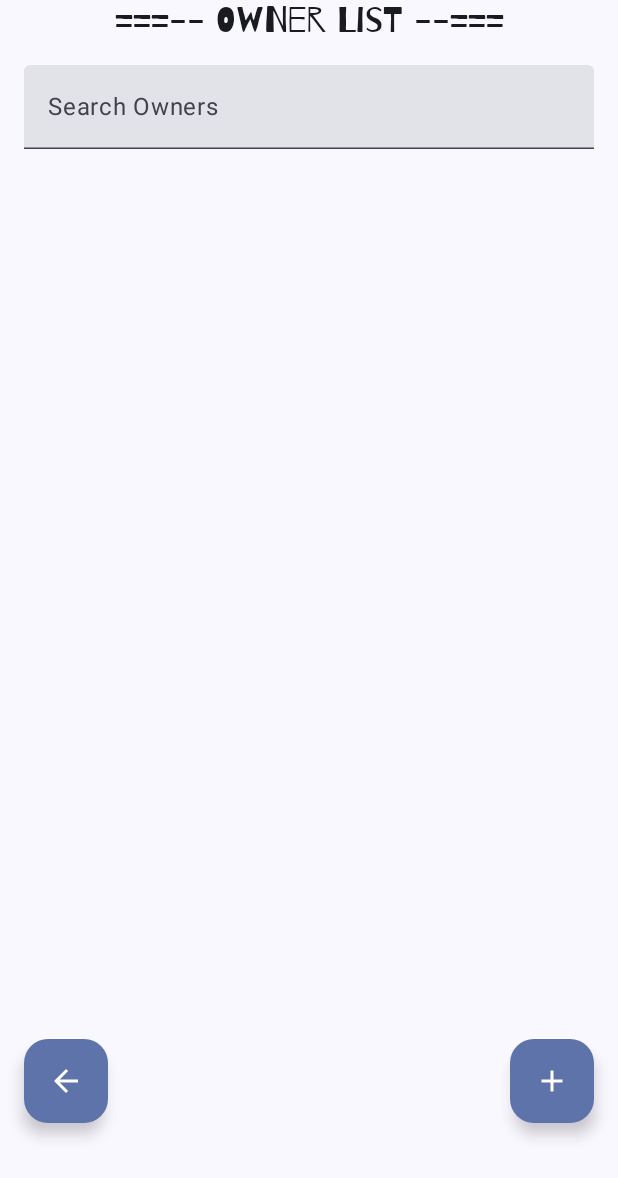
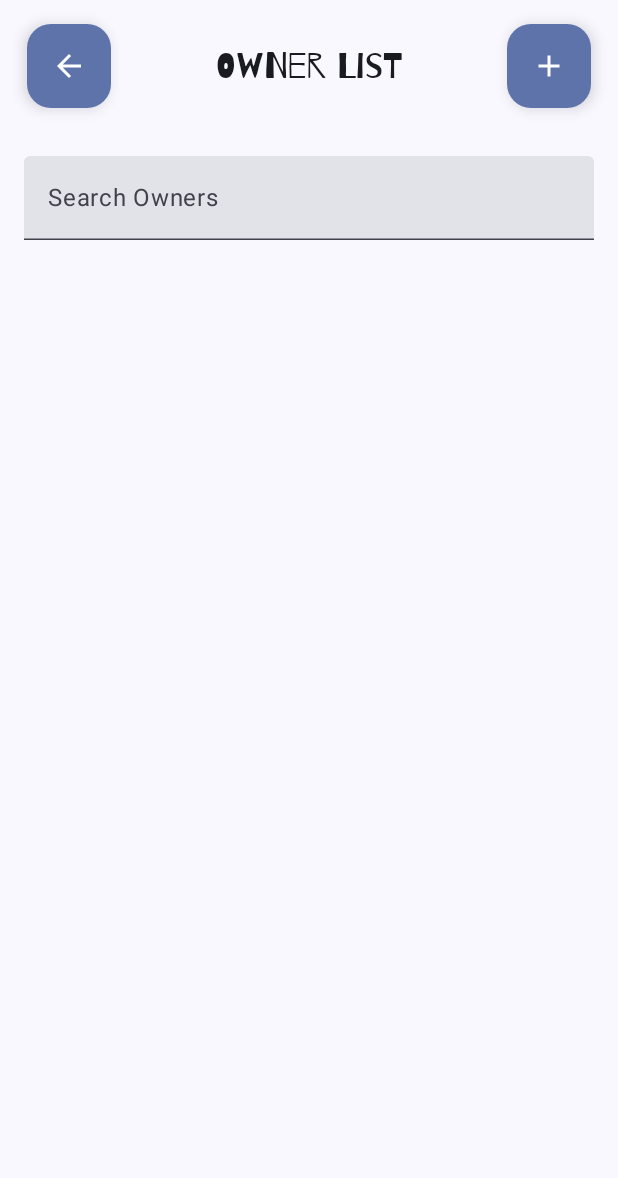
Before and after one commit to MoonSlay/RealmDiscussion, an Android app built with Jetpack Compose: the OwnerScreen screen opened through its navigation route, on a phone screen of 412 x 824 dp. Shown: the top 1178 px of the screen. Run offline under Robolectric (Android 15) with nearby library versions, the phone set to English and light mode, and no system bars; libraries missing offline, so code that uses them is left out: io.realm.kotlin; 3 statements that could not run were skipped.

Commit message:
fixed code :)

```diff
--- a/app/src/main/java/ph/edu/auf/realmdiscussion/screens/HomeScreen.kt
+++ b/app/src/main/java/ph/edu/auf/realmdiscussion/screens/HomeScreen.kt
@@ -9,6 +9,7 @@ import androidx.compose.foundation.background
 import androidx.compose.foundation.layout.*
 import androidx.compose.foundation.shape.RoundedCornerShape
 import androidx.compose.material.icons.Icons
+import androidx.compose.material.icons.automirrored.filled.KeyboardArrowRight
 import androidx.compose.material.icons.filled.KeyboardArrowRight
 import androidx.compose.material.icons.filled.Person
 import androidx.compose.material3.*
@@ -19,6 +20,7 @@ import androidx.compose.ui.draw.alpha
 import androidx.compose.ui.draw.clip
 import androidx.compose.ui.graphics.Brush
 import androidx.compose.ui.graphics.Color
+import androidx.compose.ui.graphics.painter.Painter
 import androidx.compose.ui.layout.ContentScale
 import androidx.compose.ui.res.painterResource
 import androidx.compose.ui.text.font.FontWeight
@@ -28,6 +30,8 @@ import androidx.navigation.NavController
 import ph.edu.auf.realmdiscussion.R
 import ph.edu.auf.realmdiscussion.navigation.AppNavRoutes
 import kotlinx.coroutines.delay
+import androidx.compose.ui.graphics.vector.ImageVector
+import androidx.compose.ui.res.painterResource
 
 @Composable
 fun HomeScreen(navController: NavController) {
@@ -73,26 +77,19 @@ fun HomeScreen(navController: NavController) {
             AnimatedVisibility(
                 visible = visible,
                 enter = fadeIn() + slideInVertically(
-                    initialOffsetY = { -40 },
+                    initialOffsetY = { it },
                     animationSpec = spring(dampingRatio = Spring.DampingRatioMediumBouncy)
                 )
             ) {
                 // Header Section
                 Column(
                     horizontalAlignment = Alignment.CenterHorizontally,
-                    modifier = Modifier.padding(top = 48.dp)
+                    verticalArrangement = Arrangement.Center
                 ) {
                     Text(
-                        text = "Pet Realm",
-                        style = MaterialTheme.typography.displayMedium,
-                        color = MaterialTheme.colorScheme.primary,
-                        fontWeight = FontWeight.Bold
-                    )
-                    Text(
-                        text = "Manage Your Pets & Owners",
-                        style = MaterialTheme.typography.bodyLarge,
-                        color = MaterialTheme.colorScheme.secondary,
-                        modifier = Modifier.padding(top = 8.dp)
+                        text = "Welcome to Pet Realm",
+                        style = MaterialTheme.typography.headlineMedium.copy(fontWeight = FontWeight.Bold),
+                        textAlign = TextAlign.Center
                     )
                 }
             }
@@ -106,7 +103,7 @@ fun HomeScreen(navController: NavController) {
                 NavigationCard(
                     title = "Pet List",
                     description = "Manage your pets",
-                    icon = Icons.Default.Person,
+                    icon = painterResource(id = R.drawable.ic_pet),
                     containerColor = MaterialTheme.colorScheme.primaryContainer,
                     onClick = { navController.navigate(AppNavRoutes.PetList.route) }
                 )
@@ -115,7 +112,7 @@ fun HomeScreen(navController: NavController) {
                 NavigationCard(
                     title = "Owner List",
                     description = "Manage pet owners",
-                    icon = Icons.Default.Person,
+                    icon = painterResource(id = R.drawable.ic_person),
                     containerColor = MaterialTheme.colorScheme.secondaryContainer,
                     onClick = { navController.navigate(AppNavRoutes.OwnerList.route) }
                 )
@@ -138,7 +135,7 @@ fun HomeScreen(navController: NavController) {
 private fun NavigationCard(
     title: String,
     description: String,
-    icon: androidx.compose.ui.graphics.vector.ImageVector,
+    icon: Painter,
     containerColor: Color,
     onClick: () -> Unit
 ) {
@@ -147,7 +144,7 @@ private fun NavigationCard(
         modifier = Modifier
             .fillMaxWidth()
             .height(100.dp),
-        colors = CardDefaults.cardColors(containerColor = MaterialTheme.colorScheme.surface),
+        colors = CardDefaults.cardColors(containerColor = containerColor),
         elevation = CardDefaults.cardElevation(defaultElevation = 2.dp)
     ) {
         Row(
@@ -165,41 +162,36 @@ private fun NavigationCard(
                 // Icon Container
                 Box(
                     modifier = Modifier
-                        .size(48.dp)
-                        .clip(RoundedCornerShape(12.dp))
-                        .background(containerColor),
-                    contentAlignment = Alignment.Center
+                        .size(40.dp)
+                        .clip(RoundedCornerShape(8.dp))
+                        .background(MaterialTheme.colorScheme.surfaceVariant)
+                        .padding(8.dp)
                 ) {
                     Icon(
-                        imageVector = icon,
+                        painter = icon,
                         contentDescription = null,
-                        tint = MaterialTheme.colorScheme.onPrimaryContainer,
-                        modifier = Modifier.size(24.dp)
+                        tint = MaterialTheme.colorScheme.onSurfaceVariant
                     )
                 }
 
                 // Text Content
                 Column(
-                    modifier = Modifier
-                        .padding(start = 16.dp)
-                        .weight(1f)
+                    modifier = Modifier.padding(start = 16.dp)
                 ) {
                     Text(
                         text = title,
-                        style = MaterialTheme.typography.titleLarge,
-                        color = MaterialTheme.colorScheme.onSurface
+                        style = MaterialTheme.typography.titleMedium.copy(fontWeight = FontWeight.Bold)
                     )
                     Text(
                         text = description,
-                        style = MaterialTheme.typography.bodyMedium,
-                        color = MaterialTheme.colorScheme.onSurfaceVariant
+                        style = MaterialTheme.typography.bodyMedium
                     )
                 }
             }
 
             // Arrow Icon
             Icon(
-                imageVector = Icons.Default.KeyboardArrowRight,
+                imageVector = Icons.AutoMirrored.Filled.KeyboardArrowRight,
                 contentDescription = "Navigate",
                 tint = MaterialTheme.colorScheme.onSurfaceVariant
             )
--- a/app/src/main/java/ph/edu/auf/realmdiscussion/screens/OwnerScreen.kt
+++ b/app/src/main/java/ph/edu/auf/realmdiscussion/screens/OwnerScreen.kt
@@ -86,11 +86,30 @@ fun OwnerScreen(ownerViewModel: OwnerViewModel = viewModel(), onBack: () -> Unit
                 verticalArrangement = Arrangement.Center,
                 modifier = Modifier.padding(paddingValues)
             ) {
-                //owner title
-                Text(
-                    text = "===-- Owner List --===",
-                    style = MaterialTheme.typography.headlineSmall
-                )
+                Row(
+                    verticalAlignment = Alignment.CenterVertically,
+                    horizontalArrangement = Arrangement.SpaceBetween,
+                    modifier = Modifier
+                        .fillMaxWidth()
+                        .padding(16.dp)
+                ) {
+                    FloatingActionButton(
+                        onClick = onBack,
+                        modifier = Modifier.padding(start = 2.dp)
+                    ) {
+                        Icon(imageVector = Icons.AutoMirrored.Filled.ArrowBack, contentDescription = "Back")
+                    }
+                    Text(
+                        text = " Owner List ",
+                        style = MaterialTheme.typography.headlineSmall
+                    )
+                    FloatingActionButton(
+                        onClick = { showAddOwnerDialog = true },
+                        modifier = Modifier.padding(end = 2.dp)
+                    ) {
+                        Icon(imageVector = Icons.Default.Add, contentDescription = "Add Pet")
+                    }
+                }
                 //search field
                 TextField(
                     value = searchQuery,
@@ -122,25 +141,6 @@ fun OwnerScreen(ownerViewModel: OwnerViewModel = viewModel(), onBack: () -> Unit
                     }
                 }
             }
-        }
-        //Floating action button for adding owner
-        FloatingActionButton(
-            onClick = { showAddOwnerDialog = true },
-            modifier = Modifier
-                .align(Alignment.BottomEnd)
-                .padding(end = 16.dp, bottom = 75.dp) // Adjusted padding
-        ) {
-            Icon(imageVector = Icons.Default.Add, contentDescription = "Add Owner")
-        }
-
-        //Floating action button for going back
-        FloatingActionButton(
-            onClick = onBack,
-            modifier = Modifier
-                .align(Alignment.BottomStart)
-                .padding(start = 16.dp, bottom = 75.dp) // Adjusted padding
-        ) {
-            Icon(imageVector = Icons.AutoMirrored.Filled.ArrowBack, contentDescription = "Back")
         }
     }
 }
--- a/app/src/main/java/ph/edu/auf/realmdiscussion/screens/PetScreen.kt
+++ b/app/src/main/java/ph/edu/auf/realmdiscussion/screens/PetScreen.kt
@@ -161,17 +161,37 @@ fun PetScreen(
                 verticalArrangement = Arrangement.Center,
                 modifier = Modifier.padding(paddingValues)
             ) {
-                Text(
-                    text = "===-- Pet List --===",
-                    style = MaterialTheme.typography.headlineSmall
-                )
+                Row(
+                    verticalAlignment = Alignment.CenterVertically,
+                    horizontalArrangement = Arrangement.SpaceBetween,
+                    modifier = Modifier
+                        .fillMaxWidth()
+                        .padding(16.dp)
+                ) {
+                    FloatingActionButton(
+                        onClick = onBack,
+                        modifier = Modifier.padding(start = 2.dp)
+                    ) {
+                        Icon(imageVector = Icons.AutoMirrored.Filled.ArrowBack, contentDescription = "Back")
+                    }
+                    Text(
+                        text = " Pet List ",
+                        style = MaterialTheme.typography.headlineSmall
+                    )
+                    FloatingActionButton(
+                        onClick = { showAddPetDialog = true },
+                        modifier = Modifier.padding(end = 2.dp)
+                    ) {
+                        Icon(imageVector = Icons.Default.Add, contentDescription = "Add Pet")
+                    }
+                }
                 TextField(
                     value = searchQuery,
                     onValueChange = { searchQuery = it },
                     label = { Text("Search Pets") },
                     modifier = Modifier
                         .fillMaxWidth()
-                        .padding(16.dp),
+                        .padding(5.dp),
                     singleLine = true
                 )
                 LazyColumn {
@@ -193,22 +213,6 @@ fun PetScreen(
                 }
             }
         }
-        FloatingActionButton(
-            onClick = { showAddPetDialog = true },
-            modifier = Modifier
-                .align(Alignment.BottomEnd)
-                .padding(end = 16.dp, bottom = 75.dp)
-        ) {
-            Icon(imageVector = Icons.Default.Add, contentDescription = "Add Pet")
-        }
-        FloatingActionButton(
-            onClick = onBack,
-            modifier = Modifier
-                .align(Alignment.BottomStart)
-                .padding(start = 16.dp, bottom = 75.dp)
-        ) {
-            Icon(imageVector = Icons.AutoMirrored.Filled.ArrowBack, contentDescription = "Back")
-        }
     }
 }
 
@@ -220,8 +224,8 @@ fun AddPetDialog(
     owners: List<OwnerModel>,
     onAddOwner: (String) -> Unit,
     initialPet: PetModel? = null,
-    ownerViewModel: OwnerViewModel = viewModel()
-) {
+
+    ) {
     var name by remember { mutableStateOf(initialPet?.name ?: "") }
     var type by remember { mutableStateOf(initialPet?.petType ?: "") }
     var age by remember { mutableStateOf(initialPet?.age?.toString() ?: "") }
--- /dev/null
+++ b/app/src/main/res/drawable/ic_person.xml
@@ -0,0 +1,5 @@
+<vector xmlns:android="http://schemas.android.com/apk/res/android" android:height="24dp" android:tint="#000000" android:viewportHeight="24" android:viewportWidth="24" android:width="24dp">
+
+    <path android:fillColor="@android:color/white" android:pathData="M12,12c2.21,0 4,-1.79 4,-4s-1.79,-4 -4,-4 -4,1.79 -4,4 1.79,4 4,4zM12,14c-2.67,0 -8,1.34 -8,4v2h16v-2c0,-2.66 -5.33,-4 -8,-4z"/>
+
+</vector>
```
